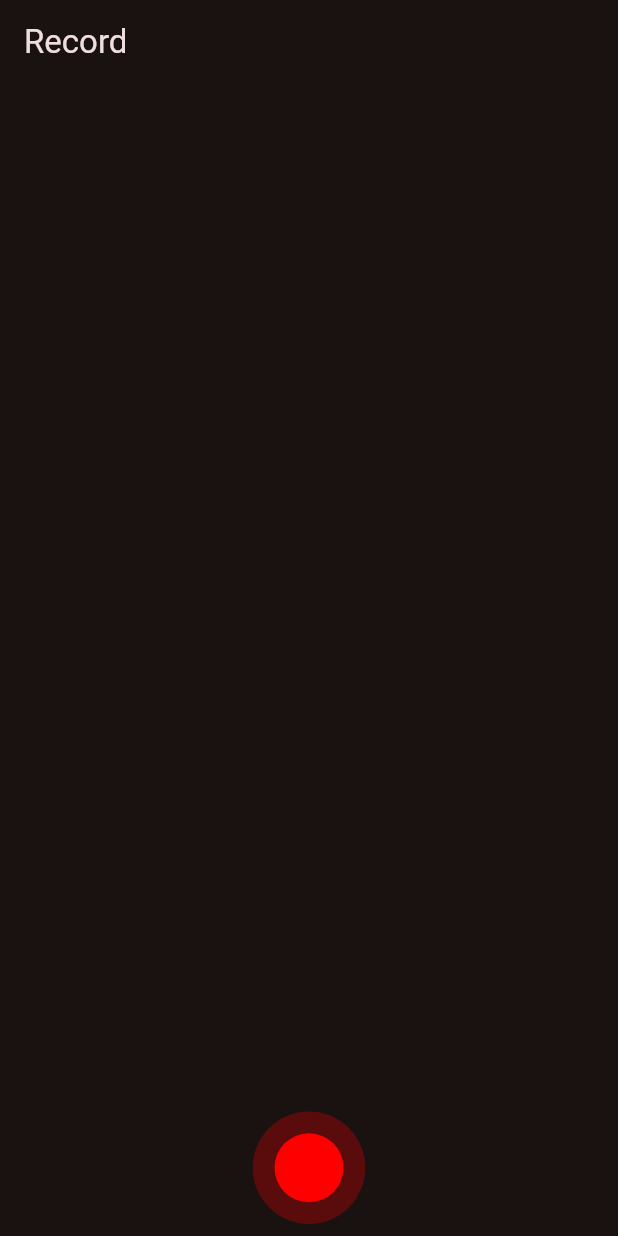
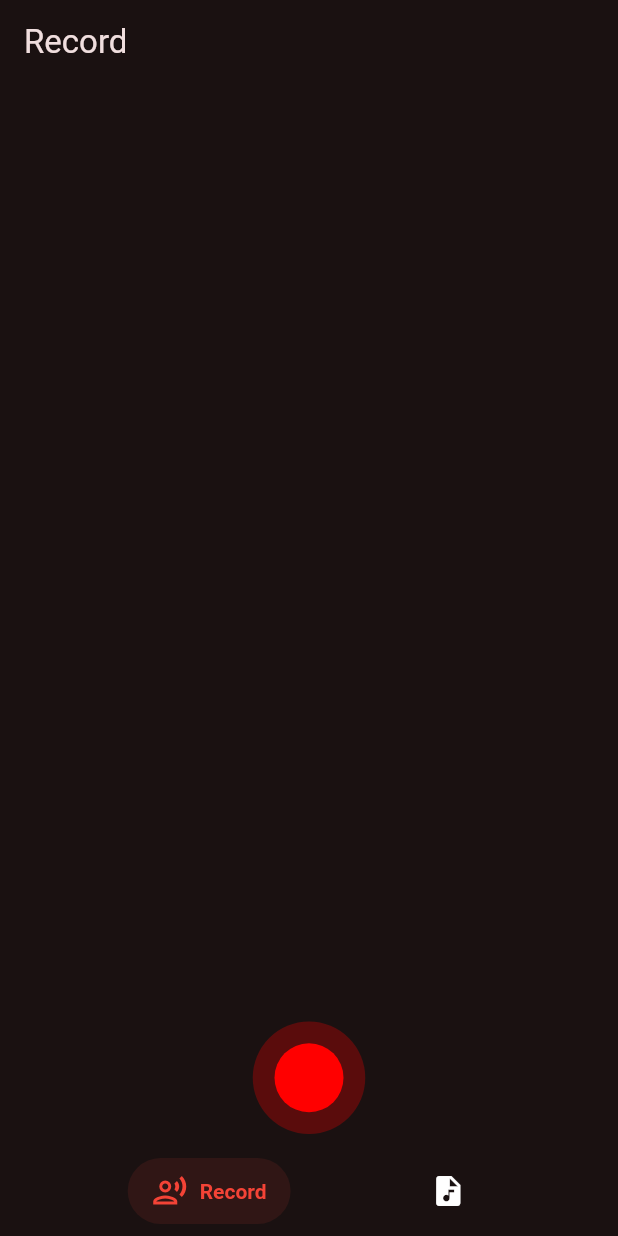
Before and after one commit to SunkenInTime/producer_type_beat, a Flutter app: the screen it shows after launch, on a phone screen of 412 x 824 dp. Run offline on Flutter 3.47's test engine with Material 3 defaults, Android fonts, the phone set to English and light mode, and no system bars; drawn by our look-alikes of salomon_bottom_bar; our stand-ins replace permission_handler; missing offline and left inert: flutter_media_metadata, record.

Commit message:
trying to get audio files imported

```diff
--- a/lib/main.dart
+++ b/lib/main.dart
@@ -1,6 +1,9 @@
+import 'dart:developer';
+
 import 'package:flutter/material.dart';
 import 'package:producer_type_beat/const/theme.dart';
 import 'package:producer_type_beat/providers/recording_provider.dart';
+import 'package:producer_type_beat/providers/sample_provider.dart';
 import 'package:producer_type_beat/screens/home_screen.dart';
 import 'package:provider/provider.dart';
 
@@ -10,6 +13,9 @@
       ChangeNotifierProvider(
         create: (_) => RecordingProvider(),
       ),
+      ChangeNotifierProvider(
+        create: (_) => SampleProvider(),
+      )
     ],
     child: const MyApp(),
   ));
@@ -38,6 +44,26 @@
 class _MyHomePageState extends State<MyHomePage> {
   @override
   Widget build(BuildContext context) {
-    return const HomePage();
+    SampleProvider sampleProvider = context.read<SampleProvider>();
+
+    return FutureBuilder(
+      future: sampleProvider.setSampleDir(),
+      builder: (context, snapshot) {
+        switch (snapshot.connectionState) {
+          case ConnectionState.done:
+            log(sampleProvider.listOfSamples.toString());
+            return const HomePage();
+
+          default:
+            return const Scaffold(
+              body: Center(
+                child: SizedBox(
+                  child: CircularProgressIndicator(),
+                ),
+              ),
+            );
+        }
+      },
+    );
   }
 }
--- a/lib/permission_helper.dart
+++ b/lib/permission_helper.dart
@@ -4,10 +4,10 @@ import 'package:permission_handler/permission_handler.dart';
 
 class PermissionHelper {
   static Future<bool> requestStoragePermissions() async {
-    var status = await Permission.manageExternalStorage.status;
+    var status = await Permission.storage.status;
     log("=> storage permission satus: $status");
     if (!status.isGranted) {
-      status = await Permission.manageExternalStorage.request();
+      status = await Permission.storage.request();
     }
 
     return status == PermissionStatus.granted;
--- /dev/null
+++ b/lib/sample.dart
@@ -0,0 +1,12 @@
+class Sample {
+  final String name;
+  final int length;
+  final String path;
+  Sample(this.path, {required this.name, required this.length});
+
+  @override
+  String toString() {
+    String message = "Name: $name Length: $length Path: $path\n";
+    return message;
+  }
+}
--- a/lib/screens/home_screen.dart
+++ b/lib/screens/home_screen.dart
@@ -1,5 +1,7 @@
 import 'package:flutter/material.dart';
 import 'package:producer_type_beat/screens/recording_screen.dart';
+import 'package:producer_type_beat/screens/samples_screen.dart';
+import 'package:salomon_bottom_bar/salomon_bottom_bar.dart';
 
 class HomePage extends StatefulWidget {
   const HomePage({super.key});
@@ -9,8 +11,38 @@ class HomePage extends StatefulWidget {
 }
 
 class _HomePageState extends State<HomePage> {
+  int currentIndex = 0;
+  final screens = const [
+    RecordingScreen(),
+    SamplesScreen(),
+  ];
   @override
   Widget build(BuildContext context) {
-    return const RecordingScreen();
+    return Scaffold(
+      body: IndexedStack(
+        index: currentIndex,
+        children: screens,
+      ),
+      bottomNavigationBar: SalomonBottomBar(
+        currentIndex: currentIndex,
+        onTap: (i) {
+          setState(() {
+            currentIndex = i;
+          });
+        },
+        items: [
+          SalomonBottomBarItem(
+            icon: const Icon(Icons.record_voice_over_outlined),
+            title: const Text("Record"),
+            selectedColor: Colors.red,
+          ),
+          SalomonBottomBarItem(
+            icon: const Icon(Icons.audio_file),
+            title: const Text("Samples"),
+            selectedColor: Colors.red,
+          ),
+        ],
+      ),
+    );
   }
 }
--- a/pubspec.yaml
+++ b/pubspec.yaml
@@ -41,6 +41,8 @@ dependencies:
   share_plus: ^7.2.2
   permission_handler: ^11.3.0
   path_provider: ^2.1.2
+  salomon_bottom_bar: ^3.3.2
+  flutter_media_metadata: ^1.0.0+1
 dev_dependencies:
   flutter_test:
     sdk: flutter
```
Also changed, not shown: lib/providers/sample_provider.dart (added, +57 -0 lines), lib/screens/samples_screen.dart (added, +162 -0 lines), pubspec.lock, 6 other files.
